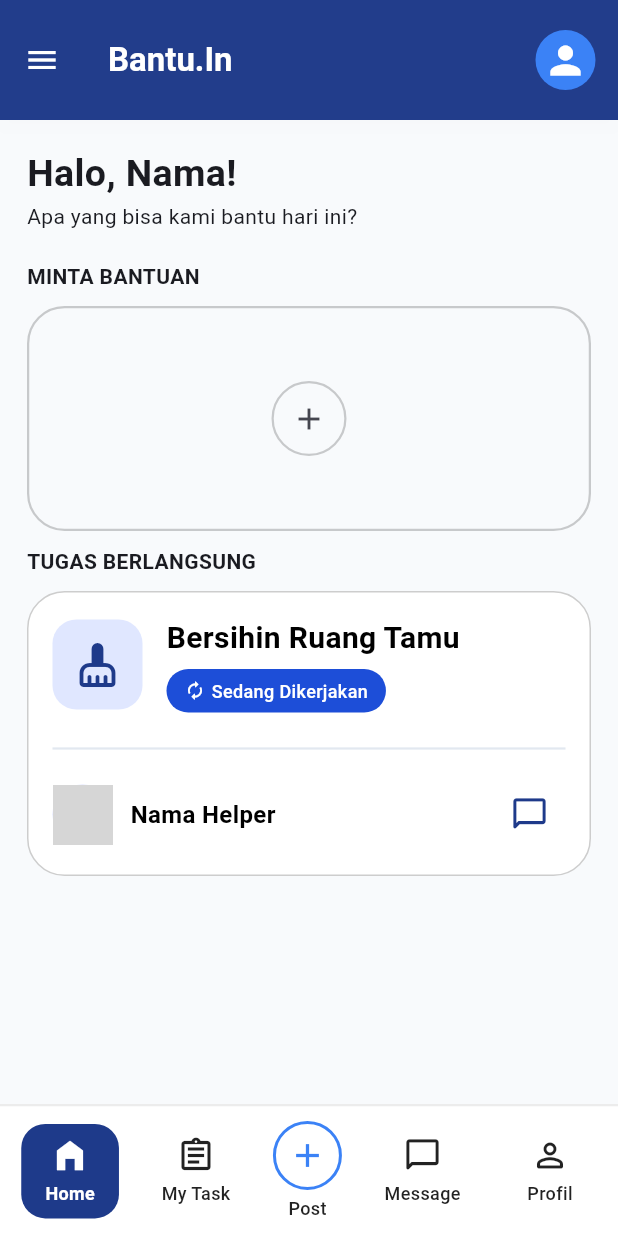
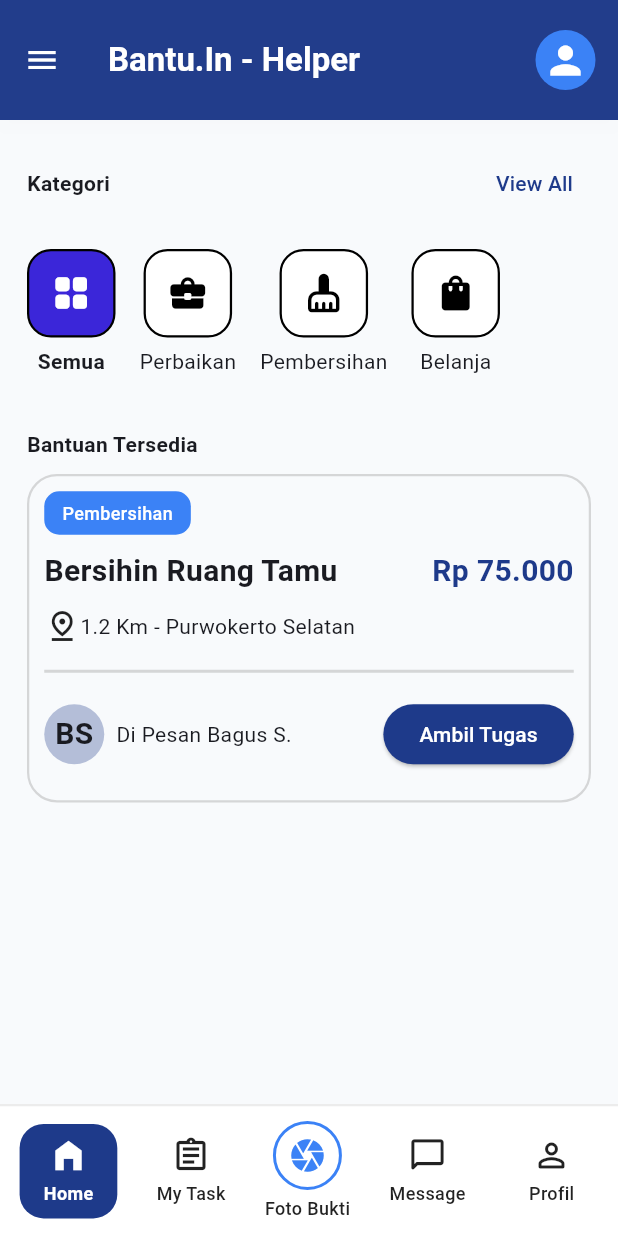
Before and after one commit to Bagus550/bantu-in-project, a Flutter app: the screen it shows after launch, on a phone screen of 412 x 824 dp. Run offline on Flutter 3.47's test engine with Material 3 defaults, Android fonts, the phone set to English and light mode, and no system bars; grey boxes are pictures that could not be loaded.

Commit message:
Bagus Setiawan: Main Business Logic & Task Feed System Fixes #22 - update halaman helper

```diff
--- a/lib/bagus/screens/dashboard_helper_screen.dart
+++ b/lib/bagus/screens/dashboard_helper_screen.dart
@@ -0,0 +1,379 @@
+import 'package:flutter/material.dart';
+
+class DashboardHelperScreen extends StatefulWidget {
+  const DashboardHelperScreen({super.key});
+
+  @override
+  State<DashboardHelperScreen> createState() => _DashboardHelperScreenState();
+}
+
+class _DashboardHelperScreenState extends State<DashboardHelperScreen> {
+  int _currentIndex = 0;
+  String _kategoriAktif = 'Semua';
+
+  @override
+  Widget build(BuildContext context) {
+    return Scaffold(
+      appBar: AppBar(
+        title: Text(
+          "Bantu.In - Helper",
+          style: TextStyle(fontWeight: FontWeight.bold),
+        ),
+        backgroundColor: Theme.of(context).colorScheme.primary,
+        foregroundColor: Colors.white,
+        elevation: 4,
+        shadowColor: Colors.black.withAlpha(10),
+        toolbarHeight: 80,
+        actions: [
+          Padding(
+            padding: EdgeInsets.symmetric(horizontal: 15),
+            child: Container(
+              height: 40,
+              width: 40,
+              decoration: BoxDecoration(
+                color: Theme.of(context).colorScheme.secondary,
+                borderRadius: BorderRadius.circular(50),
+              ),
+              child: Icon(Icons.person, color: Colors.white, size: 30),
+            ),
+          ),
+        ],
+        leading: IconButton(onPressed: () {}, icon: Icon(Icons.menu)),
+      ),
+      body: Padding(
+        padding: EdgeInsets.all(18),
+        child: Column(
+          crossAxisAlignment: CrossAxisAlignment.start,
+          children: [
+            Row(
+              mainAxisAlignment: MainAxisAlignment.spaceBetween,
+              children: [
+                Text("Kategori", style: TextStyle(fontWeight: FontWeight.bold)),
+                TextButton(onPressed: () {}, child: Text("View All")),
+              ],
+            ),
+            SizedBox(height: 20),
+            SizedBox(
+              height: 100,
+              width: double.infinity,
+              child: SingleChildScrollView(
+                scrollDirection: Axis.horizontal,
+                child: Row(
+                  children: [
+                    _buildTombolKategori(
+                      nama: 'Semua',
+                      icon: Icons.grid_view_rounded,
+                    ),
+                    _buildTombolKategori(
+                      nama: 'Perbaikan',
+                      icon: Icons.business_center_rounded,
+                    ),
+                    _buildTombolKategori(
+                      nama: 'Pembersihan',
+                      icon: Icons.cleaning_services_rounded,
+                    ),
+                    _buildTombolKategori(
+                      nama: 'Belanja',
+                      icon: Icons.shopping_bag_rounded,
+                    ),
+                  ],
+                ),
+              ),
+            ),
+            SizedBox(height: 20),
+            Padding(
+              padding: const EdgeInsets.only(bottom: 10),
+              child: Text(
+                "Bantuan Tersedia",
+                style: TextStyle(fontWeight: FontWeight.bold),
+              ),
+            ),
+            Container(
+              width: double.infinity,
+              decoration: BoxDecoration(
+                color: Theme.of(context).colorScheme.surface,
+                borderRadius: BorderRadius.circular(20),
+                border: Border.all(
+                  color: Colors.grey.withAlpha(100),
+                  width: 1.5,
+                ),
+              ),
+              child: Padding(
+                padding: const EdgeInsets.all(10),
+                child: Column(
+                  crossAxisAlignment: CrossAxisAlignment.start,
+                  children: [
+                    Padding(
+                      padding: const EdgeInsets.only(bottom: 10),
+                      child: Container(
+                        padding: EdgeInsets.symmetric(
+                          horizontal: 12.0,
+                          vertical: 6.0,
+                        ),
+                        decoration: BoxDecoration(
+                          color: Theme.of(context).colorScheme.secondary,
+                          borderRadius: BorderRadius.circular(10.0),
+                        ),
+                        child: Text(
+                          'Pembersihan',
+                          style: TextStyle(
+                            color: Colors.white,
+                            fontSize: 12.0,
+                            fontWeight: FontWeight.w500,
+                          ),
+                        ),
+                      ),
+                    ),
+                    Column(
+                      children: [
+                        Row(
+                          mainAxisAlignment: MainAxisAlignment.spaceBetween,
+                          children: [
+                            Text(
+                              "Bersihin Ruang Tamu",
+                              style: TextStyle(
+                                fontSize: 20,
+                                fontWeight: FontWeight.bold,
+                              ),
+                            ),
+                            Text(
+                              "Rp 75.000",
+                              style: TextStyle(
+                                fontSize: 20,
+                                color: Theme.of(context).colorScheme.primary,
+                                fontWeight: FontWeight.bold,
+                              ),
+                            ),
+                          ],
+                        ),
+                        Padding(
+                          padding: const EdgeInsets.symmetric(vertical: 10),
+                          child: Row(
+                            children: [
+                              Icon(Icons.pin_drop_outlined),
+                              Text("1.2 Km - Purwokerto Selatan"),
+                            ],
+                          ),
+                        ),
+                      ],
+                    ),
+                    Divider(color: Colors.grey.withAlpha(100), thickness: 2),
+                    Padding(
+                      padding: const EdgeInsets.symmetric(vertical: 10),
+                      child: Row(
+                        mainAxisAlignment: MainAxisAlignment.spaceBetween,
+                        children: [
+                          Row(
+                            children: [
+                              Container(
+                                width: 40,
+                                height: 40,
+                                decoration: BoxDecoration(
+                                  color: Theme.of(
+                                    context,
+                                  ).colorScheme.primary.withAlpha(80),
+                                  borderRadius: BorderRadius.circular(50),
+                                ),
+                                child: Center(
+                                  child: Column(
+                                    mainAxisAlignment: MainAxisAlignment.center,
+                                    children: [
+                                      Text(
+                                        "BS",
+                                        style: TextStyle(
+                                          fontSize: 20,
+                                          fontWeight: FontWeight.bold,
+                                        ),
+                                      ),
+                                    ],
+                                  ),
+                                ),
+                              ),
+                              Padding(
+                                padding: const EdgeInsets.only(left: 8),
+                                child: Text("Di Pesan Bagus S."),
+                              ),
+                            ],
+                          ),
+                          SizedBox(
+                            child: Row(
+                              children: [
+                                ElevatedButton(
+                                  onPressed: () {},
+                                  style: ElevatedButton.styleFrom(
+                                    backgroundColor: Theme.of(
+                                      context,
+                                    ).colorScheme.primary,
+                                    foregroundColor: Colors.white,
+                                  ),
+                                  child: Text("Ambil Tugas"),
+                                ),
+                              ],
+                            ),
+                          ),
+                        ],
+                      ),
+                    ),
+                  ],
+                ),
+              ),
+            ),
+          ],
+        ),
+      ),
+      bottomNavigationBar: SafeArea(
+        child: Container(
+          height: 88,
+          decoration: BoxDecoration(
+            color: Colors.white,
+            border: Border(
+              top: BorderSide(color: Colors.grey.withAlpha(50), width: 1.5),
+            ),
+          ),
+          padding: EdgeInsets.symmetric(horizontal: 8, vertical: 6),
+          child: Row(
+            mainAxisAlignment: MainAxisAlignment.spaceAround,
+            children: [
+              _buildNavItem(index: 0, icon: Icons.home_filled, label: 'Home'),
+              _buildNavItem(
+                index: 1,
+                icon: Icons.assignment_outlined,
+                label: 'My Task',
+              ),
+              _buildPostButton(),
+              _buildNavItem(
+                index: 2,
+                icon: Icons.chat_bubble_outline_rounded,
+                label: 'Message',
+              ),
+              _buildNavItem(
+                index: 3,
+                icon: Icons.person_outline_rounded,
+                label: 'Profil',
+              ),
+            ],
+          ),
+        ),
+      ),
+    );
+  }
+
+  Widget _buildTombolKategori({required String nama, required IconData icon}) {
+    final bool isAktif = _kategoriAktif == nama;
+
+    return GestureDetector(
+      onTap: () {
+        setState(() {
+          _kategoriAktif = nama;
+        });
+      },
+      child: Padding(
+        padding: EdgeInsets.only(right: 16),
+        child: Column(
+          children: [
+            Container(
+              padding: EdgeInsets.all(14),
+              decoration: BoxDecoration(
+                color: isAktif ? Color(0xFF3B26D9) : Colors.white,
+                borderRadius: BorderRadius.circular(16),
+                border: Border.all(color: Colors.black, width: 1.5),
+              ),
+              child: Icon(
+                icon,
+                color: isAktif ? Colors.white : Colors.black,
+                size: 28,
+              ),
+            ),
+            SizedBox(height: 6),
+            Text(
+              nama,
+              style: TextStyle(
+                fontWeight: isAktif ? FontWeight.bold : FontWeight.normal,
+              ),
+            ),
+          ],
+        ),
+      ),
+    );
+  }
+
+  Widget _buildNavItem({
+    required int index,
+    required IconData icon,
+    required String label,
+  }) {
+    final bool isActive = _currentIndex == index;
+
+    return GestureDetector(
+      onTap: () {
+        setState(() {
+          _currentIndex = index; // Ganti halaman aktif saat diklik
+        });
+      },
+      child: AnimatedContainer(
+        duration: Duration(milliseconds: 200),
+        padding: EdgeInsets.symmetric(horizontal: 16.0, vertical: 8.0),
+        decoration: BoxDecoration(
+          // Jika aktif, kasih warna background biru utama kelompok kita
+          color: isActive ? Color(0xFF1E3A8A) : Colors.transparent,
+          borderRadius: BorderRadius.circular(16.0),
+        ),
+        child: Column(
+          mainAxisSize: MainAxisSize.min,
+          children: [
+            Icon(
+              icon,
+              // Jika aktif warna ikon putih, jika tidak aktif warna hitam/abu
+              color: isActive ? Colors.white : Colors.black87,
+              size: 26.0,
+            ),
+            SizedBox(height: 4.0),
+            Text(
+              label,
+              style: TextStyle(
+                fontSize: 12.0,
+                fontWeight: isActive ? FontWeight.bold : FontWeight.w500,
+                color: isActive ? Colors.white : Colors.black87,
+              ),
+            ),
+          ],
+        ),
+      ),
+    );
+  }
+
+  Widget _buildPostButton() {
+    return GestureDetector(
+      onTap: () {
+        // Aksi ketika klik tombol tambah tugas baru
+      },
+      child: Column(
+        mainAxisSize: MainAxisSize.min,
+        children: [
+          Container(
+            padding: EdgeInsets.all(8.0),
+            decoration: BoxDecoration(
+              shape: BoxShape.circle,
+              border: Border.all(
+                color: Color(
+                  0xFF3B82F6,
+                ), // Biru terang sesuai secondary theme kita
+                width: 2.0,
+              ),
+            ),
+            child: Icon(Icons.camera, color: Color(0xFF3B82F6), size: 26.0),
+          ),
+          SizedBox(height: 4.0),
+          Text(
+            'Foto Bukti',
+            style: TextStyle(
+              fontSize: 12.0,
+              fontWeight: FontWeight.w500,
+              color: Colors.black87,
+            ),
+          ),
+        ],
+      ),
+    );
+  }
+}
--- a/lib/bagus/screens/dashboard_user_screen.dart
+++ b/lib/bagus/screens/dashboard_user_screen.dart
@@ -22,7 +22,7 @@ class _DashboardUserScreenState extends State<DashboardUserScreen> {
         toolbarHeight: 80,
         actions: [
           Padding(
-            padding: const EdgeInsets.symmetric(horizontal: 15),
+            padding: EdgeInsets.symmetric(horizontal: 15),
             child: Container(
               height: 40,
               width: 40,
@@ -37,7 +37,7 @@ class _DashboardUserScreenState extends State<DashboardUserScreen> {
         leading: IconButton(onPressed: () {}, icon: Icon(Icons.menu)),
       ),
       body: Padding(
-        padding: const EdgeInsets.all(18.0),
+        padding: EdgeInsets.all(18.0),
         child: Column(
           crossAxisAlignment: CrossAxisAlignment.start,
           children: [
@@ -59,7 +59,7 @@ class _DashboardUserScreenState extends State<DashboardUserScreen> {
               style: TextStyle(fontWeight: FontWeight.bold),
             ),
             Padding(
-              padding: const EdgeInsets.symmetric(vertical: 10),
+              padding: EdgeInsets.symmetric(vertical: 10),
               child: Container(
                 height: 150,
                 width: double.infinity,
@@ -91,7 +91,7 @@ class _DashboardUserScreenState extends State<DashboardUserScreen> {
               style: TextStyle(fontWeight: FontWeight.bold),
             ),
             Padding(
-              padding: const EdgeInsets.symmetric(vertical: 10),
+              padding: EdgeInsets.symmetric(vertical: 10),
               child: Container(
                 width: double.infinity,
                 padding: EdgeInsets.all(16),
@@ -106,20 +106,15 @@ class _DashboardUserScreenState extends State<DashboardUserScreen> {
                     Row(
                       children: [
                         Container(
-                          padding: const EdgeInsets.all(14.0),
+                          padding: EdgeInsets.all(14.0),
                           decoration: BoxDecoration(
-                            color: const Color(
-                              0xFFE0E7FF,
-                            ), // Warna ungu/biru muda soft
+                            color: Color(0xFFE0E7FF),
                             borderRadius: BorderRadius.circular(16.0),
                           ),
                           child: Icon(
-                            Icons
-                                .cleaning_services_rounded, // Ganti ikon sesuai kebutuhan
+                            Icons.cleaning_services_rounded,
                             size: 32.0,
-                            color: Theme.of(
-                              context,
-                            ).colorScheme.primary, // Biru utama
+                            color: Theme.of(context).colorScheme.primary,
                           ),
                         ),
                         SizedBox(width: 16.0),
@@ -142,12 +137,10 @@ class _DashboardUserScreenState extends State<DashboardUserScreen> {
                                   vertical: 6,
                                 ),
                                 decoration: BoxDecoration(
-                                  color: const Color(
-                                    0xFF1D4ED8,
-                                  ), // Biru status tegas
+                                  color: Color(0xFF1D4ED8),
                                   borderRadius: BorderRadius.circular(20.0),
                                 ),
-                                child: const Row(
+                                child: Row(
                                   mainAxisSize: MainAxisSize.min,
                                   children: [
                                     Icon(
@@ -172,25 +165,23 @@ class _DashboardUserScreenState extends State<DashboardUserScreen> {
                         ),
                       ],
                     ),
-                    const SizedBox(height: 16.0),
+                    SizedBox(height: 16.0),
 
-                    const Divider(color: Color(0xFFE2E8F0), thickness: 1.5),
+                    Divider(color: Color(0xFFE2E8F0), thickness: 1.5),
 
-                    const SizedBox(height: 12.0),
+                    SizedBox(height: 12.0),
 
                     Row(
                       children: [
-                        // 1. Foto Profil Bulat
-                        const CircleAvatar(
+                        CircleAvatar(
                           radius: 20.0,
                           backgroundImage: NetworkImage(
-                            'https://placekitty.com/100/100', // Gantilah dengan path/asset gambar aslimu
+                            'https://placekitty.com/100/100',
                           ),
                         ),
-                        const SizedBox(width: 12.0),
+                        SizedBox(width: 12.0),
 
-                        // 2. Nama Helper
-                        const Expanded(
+                        Expanded(
                           child: Text(
                             'Nama Helper',
                             style: TextStyle(
@@ -201,17 +192,13 @@ class _DashboardUserScreenState extends State<DashboardUserScreen> {
                           ),
                         ),
 
-                        // 3. Tombol Chat (Ikon Pesan Kanan)
                         IconButton(
                           icon: Icon(
                             Icons.chat_bubble_outline_rounded,
-                            color: Theme.of(
-                              context,
-                            ).colorScheme.primary, // Otomatis Biru Utama
+                            color: Theme.of(context).colorScheme.primary,
                             size: 26.0,
                           ),
                           onPressed: () {
-                            // Aksi ketika diklik langsung menerbangkan ke fitur Chat milik Danela
                             Navigator.pushNamed(context, '/chat-room');
                           },
                         ),
@@ -233,7 +220,7 @@ class _DashboardUserScreenState extends State<DashboardUserScreen> {
               top: BorderSide(color: Colors.grey.withAlpha(50), width: 1.5),
             ),
           ),
-          padding: const EdgeInsets.symmetric(horizontal: 8, vertical: 6),
+          padding: EdgeInsets.symmetric(horizontal: 8, vertical: 6),
           child: Row(
             mainAxisAlignment: MainAxisAlignment.spaceAround,
             children: [
@@ -271,15 +258,14 @@ class _DashboardUserScreenState extends State<DashboardUserScreen> {
     return GestureDetector(
       onTap: () {
         setState(() {
-          _currentIndex = index; // Ganti halaman aktif saat diklik
+          _currentIndex = index;
         });
       },
       child: AnimatedContainer(
-        duration: const Duration(milliseconds: 200),
-        padding: const EdgeInsets.symmetric(horizontal: 16.0, vertical: 8.0),
+        duration: Duration(milliseconds: 200),
+        padding: EdgeInsets.symmetric(horizontal: 16.0, vertical: 8.0),
         decoration: BoxDecoration(
-          // Jika aktif, kasih warna background biru utama kelompok kita
-          color: isActive ? const Color(0xFF1E3A8A) : Colors.transparent,
+          color: isActive ? Color(0xFF1E3A8A) : Colors.transparent,
           borderRadius: BorderRadius.circular(16.0),
         ),
         child: Column(
@@ -287,11 +273,10 @@ class _DashboardUserScreenState extends State<DashboardUserScreen> {
           children: [
             Icon(
               icon,
-              // Jika aktif warna ikon putih, jika tidak aktif warna hitam/abu
               color: isActive ? Colors.white : Colors.black87,
               size: 26.0,
             ),
-            const SizedBox(height: 4.0),
+            SizedBox(height: 4.0),
             Text(
               label,
               style: TextStyle(
@@ -308,27 +293,20 @@ class _DashboardUserScreenState extends State<DashboardUserScreen> {
 
   Widget _buildPostButton() {
     return GestureDetector(
-      onTap: () {
-        // Aksi ketika klik tombol tambah tugas baru
-      },
+      onTap: () {},
       child: Column(
         mainAxisSize: MainAxisSize.min,
         children: [
           Container(
-            padding: const EdgeInsets.all(8.0),
+            padding: EdgeInsets.all(8.0),
             decoration: BoxDecoration(
               shape: BoxShape.circle,
-              border: Border.all(
-                color: const Color(
-                  0xFF3B82F6,
-                ), // Biru terang sesuai secondary theme kita
-                width: 2.0,
-              ),
+              border: Border.all(color: Color(0xFF3B82F6), width: 2.0),
             ),
-            child: const Icon(Icons.add, color: Color(0xFF3B82F6), size: 26.0),
+            child: Icon(Icons.add, color: Color(0xFF3B82F6), size: 26.0),
           ),
-          const SizedBox(height: 4.0),
-          const Text(
+          SizedBox(height: 4.0),
+          Text(
             'Post',
             style: TextStyle(
               fontSize: 12.0,
--- a/lib/main.dart
+++ b/lib/main.dart
@@ -1,3 +1,4 @@
+import 'package:bantuin/bagus/screens/dashboard_helper_screen.dart';
 import 'package:flutter/material.dart';
 import 'bagus/screens/dashboard_user_screen.dart';
 
@@ -26,7 +27,7 @@ class BantuInApp extends StatelessWidget {
       ),
       initialRoute: '/',
 
-      routes: {'/': (context) => const DashboardUserScreen()},
+      routes: {'/': (context) => const DashboardHelperScreen()},
     );
   }
 }
```
